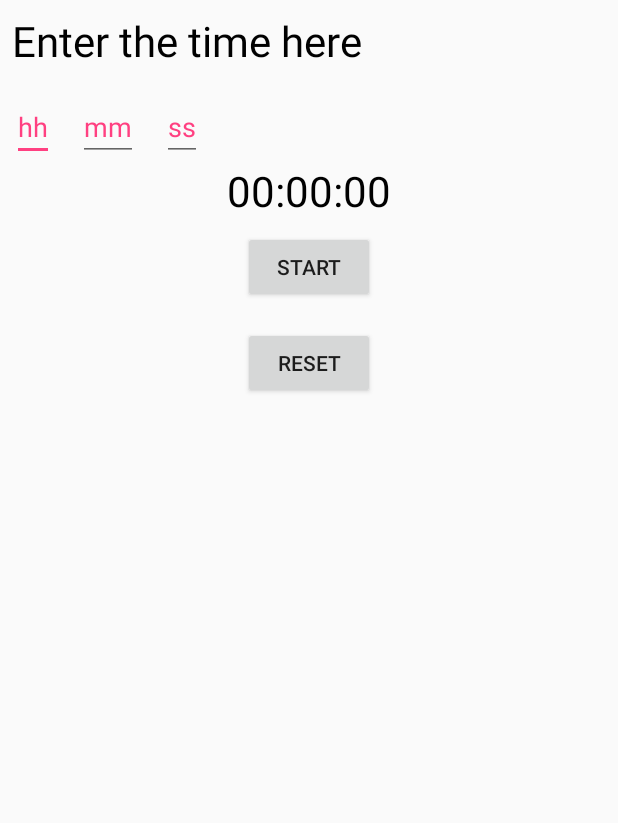
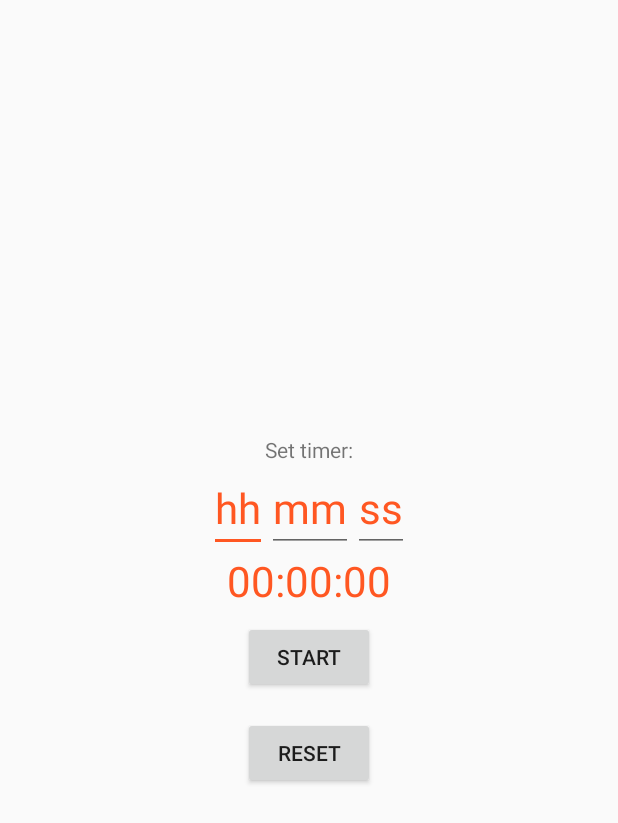
Before and after one commit to Abhi-1504/CountDown-Timer, an Android app: the layout activity_main.xml on its own in the app's theme, with its tools: preview values and no code run, on a phone screen of 412 x 824 dp. Shown: the top 823 px of the screen. Run offline under Robolectric (Android 15) with nearby library versions, the phone set to English and light mode, and no system bars.

Commit message:
004 UI changes

```diff
--- a/app/src/main/java/com/yoyi/android/countdowntimer/MainActivity.java
+++ b/app/src/main/java/com/yoyi/android/countdowntimer/MainActivity.java
@@ -7,6 +7,7 @@ import android.util.Log;
 import android.view.View;
 import android.widget.Button;
 import android.widget.EditText;
+import android.widget.LinearLayout;
 import android.widget.TextView;
 import android.widget.Toast;
 
@@ -18,23 +19,33 @@ public class MainActivity extends AppCompatActivity {
     // TODO make new branch for this application
 
     private static final String FORMAT = "%02d:%02d:%02d";
+
     // Creating objects and Variables to link Views and store values
     TextView timer;
+    TextView message;
     long timeInMilliSeconds;
+
     private EditText hour, minute, second;
     private int seconds, minutes, hours;
     private CountDownTimer counter;
-
     private boolean timerRunningCheck, firstIntialization = true;
-
     private Button startAndPause, reset;
+    private LinearLayout llUserInput;
+    private LinearLayout llChronometer;
 
     @Override
     protected void onCreate(Bundle savedInstanceState) {
         super.onCreate(savedInstanceState);
         setContentView(R.layout.activity_main);
 
+        llUserInput = findViewById(R.id.llUserInput);
+        llChronometer = findViewById(R.id.llChronometer);
+
+        llUserInput.setVisibility(View.VISIBLE);
+        llChronometer.setVisibility(View.GONE);
+
         timer = findViewById(R.id.chronometer);
+        message = findViewById(R.id.txtMessage);
 
         startAndPause = findViewById(R.id.start_button);
 
@@ -65,7 +76,7 @@ public class MainActivity extends AppCompatActivity {
      */
     private void startTimer() {
 
-        firstTimerRunIntialization();
+        firstTimerRunInitialization();
         Log.i("timeInMilliSeconds", "" + timeInMilliSeconds);
         counter = new CountDownTimer(timeInMilliSeconds, 1000) {
             @Override
@@ -102,6 +113,8 @@ public class MainActivity extends AppCompatActivity {
     }
 
     private void resetTimer() {
+        llUserInput.setVisibility(View.VISIBLE);
+        llChronometer.setVisibility(View.GONE);
         counter.cancel();
         timeInMilliSeconds = 0;
         timerRunningCheck = false;
@@ -117,8 +130,14 @@ public class MainActivity extends AppCompatActivity {
     /***
      * The function takes the input from the user and initialises the start time of the counter
      */
-    private void firstTimerRunIntialization() {
+    private void firstTimerRunInitialization() {
         if (firstIntialization) {
+
+            llUserInput.setVisibility(View.GONE);
+            llChronometer.setVisibility(View.VISIBLE);
+
+            message.setText("Countdown");
+
             hour = findViewById(R.id.hour_input);
 
             minute = findViewById(R.id.minute_input);
--- a/app/src/main/res/layout/activity_main.xml
+++ b/app/src/main/res/layout/activity_main.xml
@@ -4,62 +4,83 @@
     xmlns:tools="http://schemas.android.com/tools"
     android:layout_width="match_parent"
     android:layout_height="match_parent"
-    tools:context=".MainActivity">
+    tools:context=".MainActivity"
+    android:gravity="center">
 
+    <LinearLayout
+        android:id="@+id/topLinearLayout"
+        android:layout_width="match_parent"
+        android:layout_height="wrap_content"
+        android:orientation="vertical"
+        android:gravity="center">
         <TextView
-        android:id="@+id/input_string"
+            android:id="@+id/txtMessage"
             android:layout_width="wrap_content"
             android:layout_height="wrap_content"
-        android:layout_margin="@dimen/buttons_spacing"
-        android:text="@string/input_details"
-        android:textColor="@android:color/black"
-        android:textSize="@dimen/chronometer_textsize" />
+            android:text="Set timer:"/>
+
+        <LinearLayout
+            android:id="@+id/llUserInput"
+            android:layout_width="match_parent"
+            android:layout_height="wrap_content"
+            android:gravity="center">
 
             <EditText
                 android:id="@+id/hour_input"
                 android:layout_width="wrap_content"
                 android:layout_height="wrap_content"
-        android:layout_below="@id/input_string"
-        android:layout_margin="@dimen/buttons_spacing"
                 android:hint="@string/hours"
                 android:inputType="number"
                 android:maxLength="2"
+                android:textSize="@dimen/chronometer_textsize"
                 android:textColorHint="@color/colorAccent" />
 
             <EditText
                 android:id="@+id/minute_input"
                 android:layout_width="wrap_content"
                 android:layout_height="wrap_content"
-        android:layout_below="@id/input_string"
-        android:layout_margin="@dimen/buttons_spacing"
                 android:layout_toRightOf="@id/hour_input"
                 android:hint="@string/minutes"
                 android:inputType="number"
                 android:maxLength="2"
+                android:textSize="@dimen/chronometer_textsize"
                 android:textColorHint="@color/colorAccent" />
 
             <EditText
                 android:id="@+id/second_input"
                 android:layout_width="wrap_content"
                 android:layout_height="wrap_content"
-        android:layout_below="@id/input_string"
-        android:layout_margin="@dimen/buttons_spacing"
                 android:layout_toRightOf="@id/minute_input"
                 android:hint="@string/seconds"
                 android:inputType="number"
                 android:maxLength="2"
+                android:textSize="@dimen/chronometer_textsize"
                 android:textColorHint="@color/colorAccent" />
+        </LinearLayout>
+
+        <LinearLayout
+            android:id="@+id/llChronometer"
+            android:layout_width="wrap_content"
+            android:layout_height="wrap_content"
+            android:layout_gravity="center"
+            android:orientation="vertical">
 
             <TextView
                 android:id="@+id/chronometer"
-        android:layout_width="wrap_content"
+                android:layout_width="match_parent"
                 android:layout_height="wrap_content"
                 android:layout_centerHorizontal="true"
-        android:layout_marginTop="@dimen/chronometer_spacing"
                 android:text="@string/timer_text"
-        android:textColor="@android:color/black"
+                android:textColor="@color/colorAccent"
                 android:textSize="@dimen/chronometer_textsize" />
-
+        </LinearLayout>
+    </LinearLayout>
+    <LinearLayout
+        android:layout_width="match_parent"
+        android:layout_height="wrap_content"
+        android:orientation="vertical"
+        android:layout_below="@+id/topLinearLayout"
+        android:gravity="center">
         <Button
             android:id="@+id/start_button"
             android:layout_width="wrap_content"
@@ -79,5 +100,6 @@
             android:layout_margin="@dimen/buttons_spacing"
             android:text="@string/reset"
             android:textAllCaps="true" />
+    </LinearLayout>
 
 </RelativeLayout>
--- a/app/src/main/res/values/colors.xml
+++ b/app/src/main/res/values/colors.xml
@@ -1,6 +1,6 @@
 <?xml version="1.0" encoding="utf-8"?>
 <resources>
-    <color name="colorPrimary">#3F51B5</color>
-    <color name="colorPrimaryDark">#303F9F</color>
-    <color name="colorAccent">#FF4081</color>
+    <color name="colorPrimary">#009688</color>
+    <color name="colorPrimaryDark">#00796B</color>
+    <color name="colorAccent">#FF5722</color>
 </resources>
--- a/app/src/main/res/values/styles.xml
+++ b/app/src/main/res/values/styles.xml
@@ -1,7 +1,7 @@
 <resources>
 
     <!-- Base application theme. -->
-    <style name="AppTheme" parent="Theme.AppCompat.Light.DarkActionBar">
+    <style name="AppTheme" parent="Base.Theme.AppCompat.Light.DarkActionBar">
         <!-- Customize your theme here. -->
         <item name="colorPrimary">@color/colorPrimary</item>
         <item name="colorPrimaryDark">@color/colorPrimaryDark</item>
```
Lines whose indentation alone changed are shown as unchanged.
